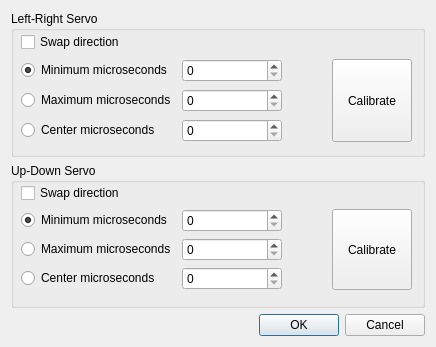
First picture: the form in app/ui/SettingsDialog.ui, repository mdmitr/arduino-thermal-camera, before the edit.
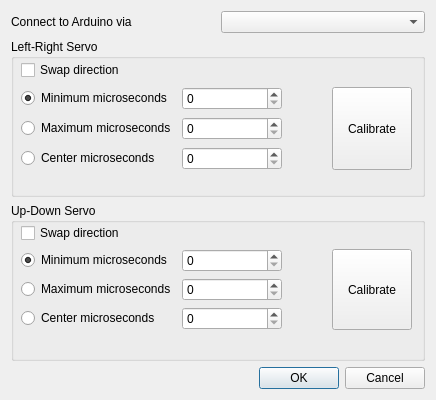
Second picture: the form after the edit.

Commit message: adding comport to settings

Diff of the .ui file:
```diff
--- a/app/ui/SettingsDialog.ui
+++ b/app/ui/SettingsDialog.ui
@@ -7,17 +7,49 @@
     <x>0</x>
     <y>0</y>
     <width>436</width>
-    <height>347</height>
+    <height>400</height>
    </rect>
   </property>
   <property name="windowTitle">
    <string>Settings</string>
   </property>
-  <layout class="QVBoxLayout" name="verticalLayout">
+  <layout class="QVBoxLayout" name="verticalLayout" stretch="0,1,1,0">
+   <item>
+    <layout class="QHBoxLayout" name="horizontalLayout">
+     <property name="sizeConstraint">
+      <enum>QLayout::SetDefaultConstraint</enum>
+     </property>
+     <item>
+      <widget class="QLabel" name="label">
+       <property name="sizePolicy">
+        <sizepolicy hsizetype="Preferred" vsizetype="Fixed">
+         <horstretch>0</horstretch>
+         <verstretch>0</verstretch>
+        </sizepolicy>
+       </property>
+       <property name="text">
+        <string>Connect to Arduino via</string>
+       </property>
+      </widget>
+     </item>
+     <item>
+      <widget class="QComboBox" name="cb_arduino_comport"/>
+     </item>
+    </layout>
+   </item>
    <item>
     <layout class="QVBoxLayout" name="verticalLayout_2">
+     <property name="sizeConstraint">
+      <enum>QLayout::SetMinimumSize</enum>
+     </property>
      <item>
       <widget class="QGroupBox" name="groupBox">
+       <property name="sizePolicy">
+        <sizepolicy hsizetype="Preferred" vsizetype="Preferred">
+         <horstretch>0</horstretch>
+         <verstretch>0</verstretch>
+        </sizepolicy>
+       </property>
        <property name="title">
         <string>Left-Right Servo</string>
        </property>
```
The commit also changes 3 other files.
